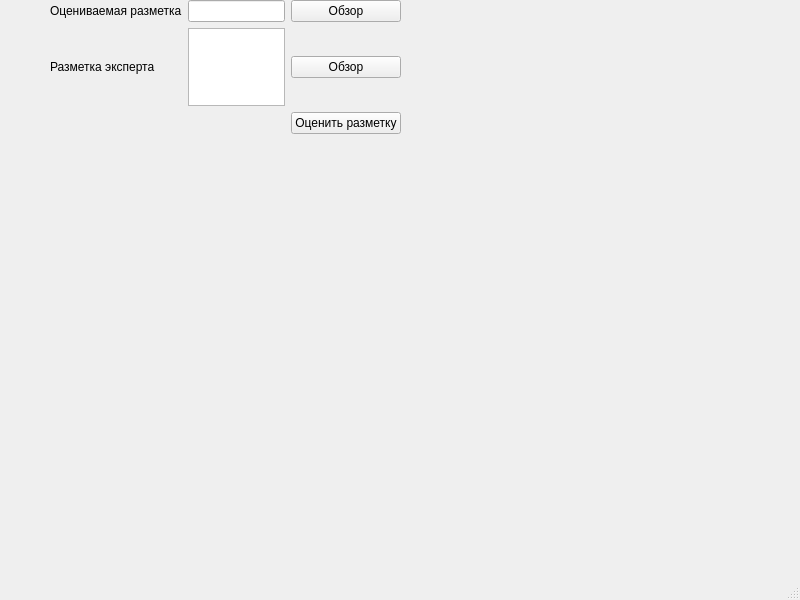
Qt form application/mainwindow.ui (Indevem/medical-imaging-evaluation) before a commit.
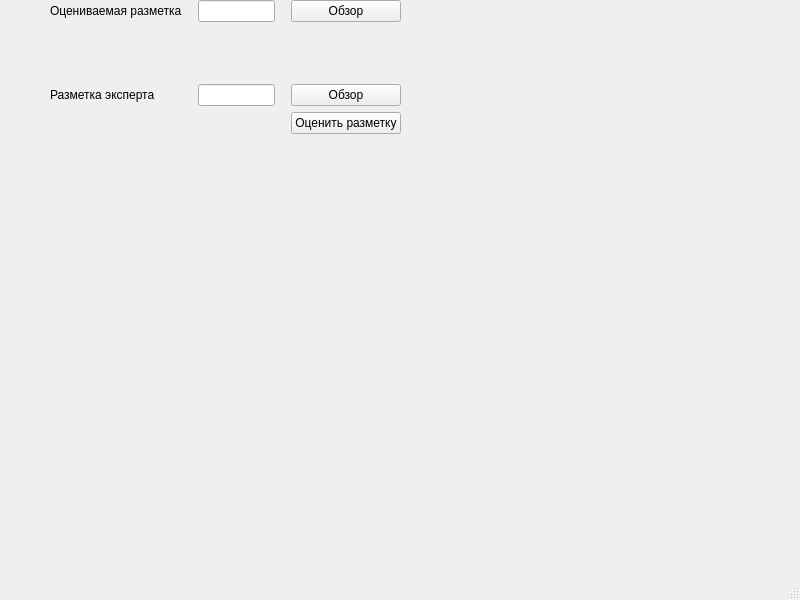
The same form after that commit.

Commit message: good night

The edit to the form file:
```diff
--- a/application/mainwindow.ui
+++ b/application/mainwindow.ui
@@ -94,9 +94,6 @@
        </property>
       </widget>
      </item>
-     <item row="3" column="2">
-      <widget class="QTextEdit" name="path_expert_line"/>
-     </item>
      <item row="4" column="4">
       <widget class="QPushButton" name="evaluate_button">
        <property name="text">
@@ -104,6 +101,9 @@
        </property>
       </widget>
      </item>
+     <item row="3" column="2">
+      <widget class="QLineEdit" name="path_expert_line"/>
+     </item>
     </layout>
    </widget>
   </widget>
```
The commit also changes 2 other files.
